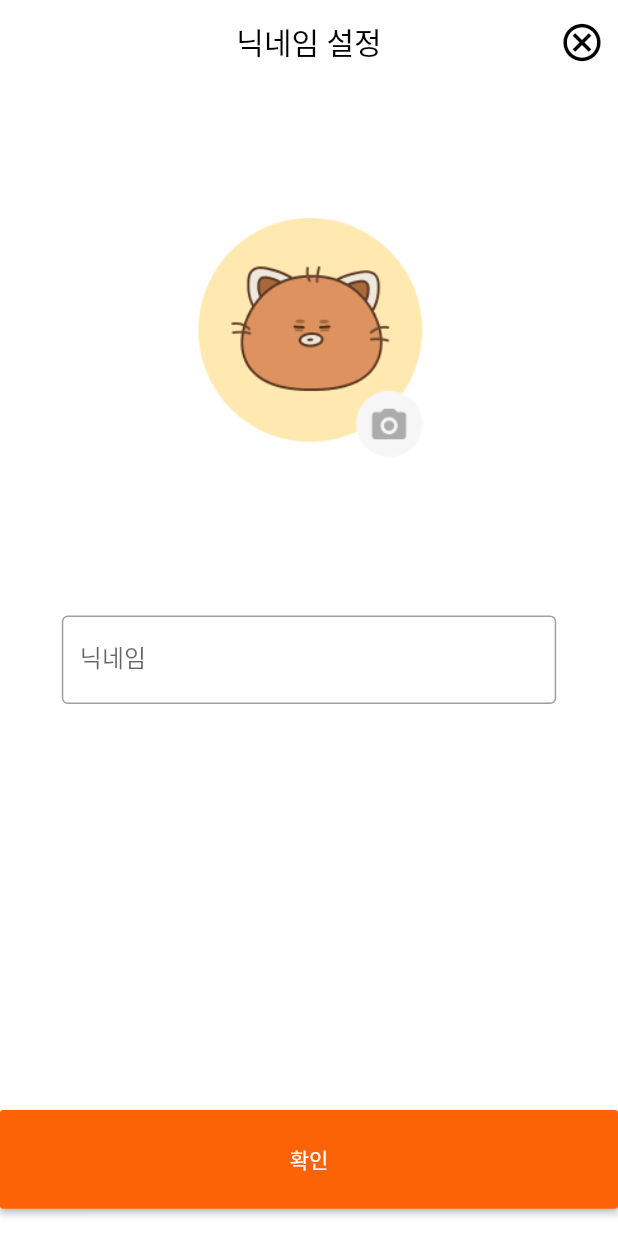
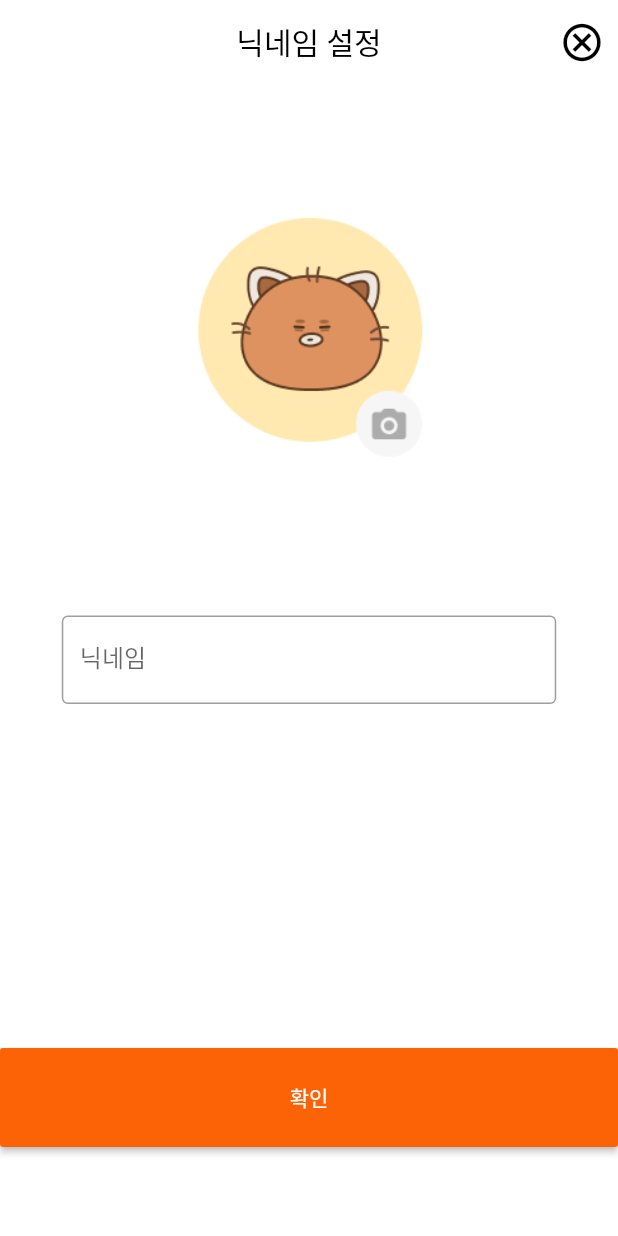
Before and after one commit to dalbong-cafein/cafein_front, a Flutter app: the screen it shows after launch, on a phone screen of 412 x 824 dp. Run offline on Flutter 3.47's test engine with Material 2 defaults, Android fonts, the phone set to English and light mode, and no system bars.

Commit message:
RegisterScreen 마무리

```diff
--- a/lib/Login/RegisterScreen.dart
+++ b/lib/Login/RegisterScreen.dart
@@ -72,7 +72,7 @@ class RegisterScreen extends StatelessWidget {
             crossAxisAlignment: CrossAxisAlignment.end,
             children: [
               Container(
-                margin: EdgeInsets.only(top: height * 0.1 ),
+                margin: EdgeInsets.only(top: height * 0.05),
                 width: width,
                 height: height * 0.08,
                 child: RaisedButton(onPressed: () {
```
